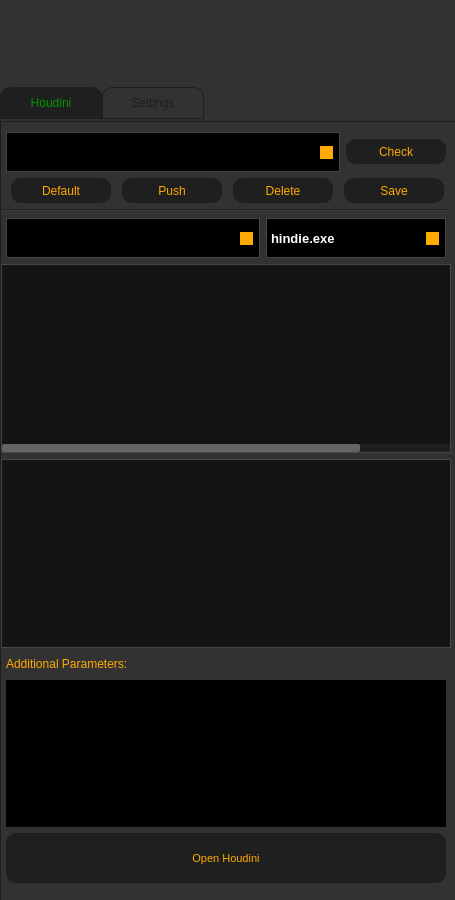
Before: the Qt Designer form UI/ns_Startup.ui in prateekfxtd/ns_Startup, drawn with Qt 5.
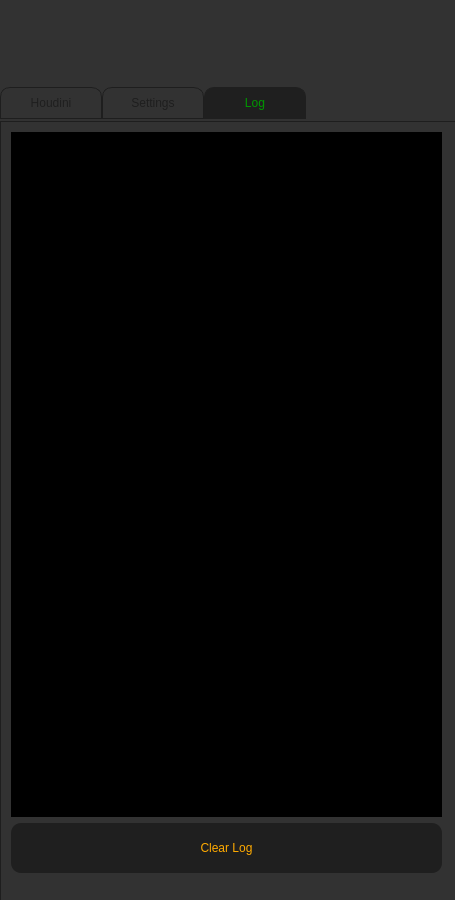
After: the same form once the commit is applied. The open tabs and pages were chosen to show the change. Icons and pictures are not drawn.

What changed in the file:
```diff
--- a/UI/ns_Startup.ui
+++ b/UI/ns_Startup.ui
@@ -2072,6 +2072,134 @@
            </layout>
           </widget>
          </widget>
+         <widget class="QWidget" name="debug">
+          <attribute name="title">
+           <string>Log</string>
+          </attribute>
+          <widget class="QWidget" name="verticalLayoutWidget_3">
+           <property name="geometry">
+            <rect>
+             <x>10</x>
+             <y>10</y>
+             <width>431</width>
+             <height>741</height>
+            </rect>
+           </property>
+           <layout class="QVBoxLayout" name="verticalLayout_3">
+            <item>
+             <widget class="QTextEdit" name="textEdit_debug_log">
+              <property name="minimumSize">
+               <size>
+                <width>0</width>
+                <height>0</height>
+               </size>
+              </property>
+              <property name="maximumSize">
+               <size>
+                <width>16777215</width>
+                <height>800</height>
+               </size>
+              </property>
+              <property name="styleSheet">
+               <string notr="true">QTextEdit{
+background-color: rgb(0, 0, 0);
+color: rgb(255, 255, 255);
+selection-background-color: rgb(30, 30, 30); 
+selection-color: rgb(255, 255, 255);
+border: 1px rgb(0, 0, 0)
+}
+
+QScrollBar:vertical{
+width: 8px;
+color: rgb(216, 216, 216);
+background :black;
+}
+
+
+QScrollBar::handle:vertical{
+background: qlineargradient(x1:0, y1:0, x2:1, y2:0, stop: 0 rgb(100, 100, 100), stop: 0.5 rgb(100, 100, 100), stop:1 rgb(100, 100, 100));
+border-radius : 2px;
+min-height: 0px;
+}
+
+
+QScrollBar::add-page:vertical, QScrollBar::sub-page:vertical{
+    background: rgb(30, 30, 30);
+}
+
+
+QScrollBar:horizontal{
+height: 8px;
+color: rgb(216, 216, 216);
+background :black;
+}
+
+
+QScrollBar::handle:horizontal{
+background: qlineargradient(x1:0, y1:0, x2:1, y2:0, stop: 0 rgb(100, 100, 100), stop: 0.5 rgb(100, 100, 100), stop:1 rgb(100, 100, 100));
+border-radius : 2px;
+
+}
+
+
+QScrollBar::add-page:horizontal, QScrollBar::sub-page:horizontal{
+background: rgb(30, 30, 30);
+}
+
+</string>
+              </property>
+              <property name="lineWrapMode">
+               <enum>QTextEdit::NoWrap</enum>
+              </property>
+              <property name="html">
+               <string>&lt;!DOCTYPE HTML PUBLIC &quot;-//W3C//DTD HTML 4.0//EN&quot; &quot;http://www.w3.org/TR/REC-html40/strict.dtd&quot;&gt;
+&lt;html&gt;&lt;head&gt;&lt;meta name=&quot;qrichtext&quot; content=&quot;1&quot; /&gt;&lt;style type=&quot;text/css&quot;&gt;
+p, li { white-space: pre-wrap; }
+&lt;/style&gt;&lt;/head&gt;&lt;body style=&quot; font-family:'MS Shell Dlg 2'; font-size:8.25pt; font-weight:400; font-style:normal;&quot;&gt;
+&lt;p style=&quot;-qt-paragraph-type:empty; margin-top:0px; margin-bottom:0px; margin-left:0px; margin-right:0px; -qt-block-indent:0; text-indent:0px; font-size:8pt;&quot;&gt;&lt;br /&gt;&lt;/p&gt;&lt;/body&gt;&lt;/html&gt;</string>
+              </property>
+             </widget>
+            </item>
+            <item>
+             <widget class="QPushButton" name="pushButton_clear_log">
+              <property name="minimumSize">
+               <size>
+                <width>0</width>
+                <height>50</height>
+               </size>
+              </property>
+              <property name="maximumSize">
+               <size>
+                <width>16777215</width>
+                <height>50</height>
+               </size>
+              </property>
+              <property name="styleSheet">
+               <string notr="true">QPushButton{
+background-color: rgb(31, 31, 31);
+border-radius: 10px;
+}
+
+QPushButton:hover {
+    background-color: rgb(80, 80, 80);
+	color: rgb(0,150,0);
+    border-style: inset;
+}
+
+QPushButton:pressed {
+    background-color:  rgb(0,150,0);
+	color: rgb(0,230,0);
+    border-style: inset;
+}</string>
+              </property>
+              <property name="text">
+               <string>Clear Log</string>
+              </property>
+             </widget>
+            </item>
+           </layout>
+          </widget>
+         </widget>
         </widget>
        </item>
       </layout>
```
Left out of the diff: 4 changed lines with no effect on the pictures.
